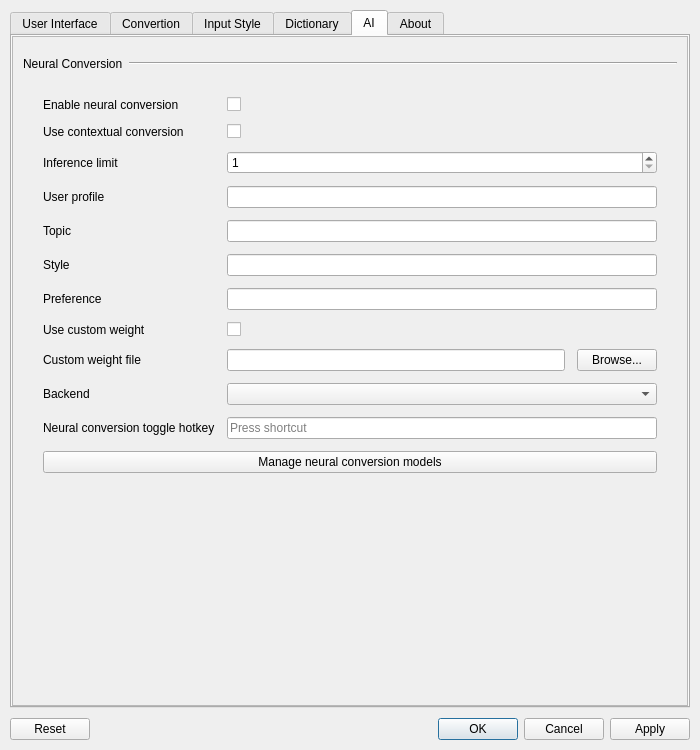
Old version of the form hazkey-settings/mainwindow.ui in the repository presire/hazkey-community.
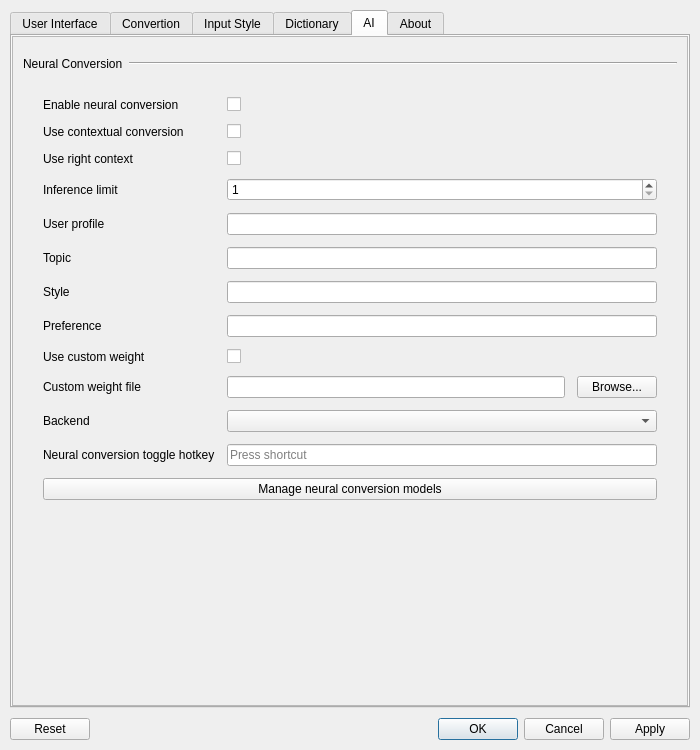
New version of the form. The open tabs and pages were chosen to show the change. Icons and pictures are not drawn.

Commit message: feat: add Zenzai right context conversion option

Patch:
```diff
--- a/hazkey-settings/mainwindow.ui
+++ b/hazkey-settings/mainwindow.ui
@@ -1903,13 +1903,30 @@
               <widget class="QCheckBox" name="zenzaiContextualConversion"/>
              </item>
              <item row="2" column="0">
+               <widget class="QLabel" name="zenzaiRightContextLabel">
+                <property name="text">
+                 <string>Use right context</string>
+                </property>
+                <property name="toolTip">
+                 <string>Converts considering the text to the right of the cursor as well. Requires a zenz-v3.2 or newer model, and only works while &quot;Use contextual conversion&quot; is enabled.</string>
+                </property>
+               </widget>
+              </item>
+              <item row="2" column="1">
+               <widget class="QCheckBox" name="zenzaiRightContext">
+                <property name="toolTip">
+                 <string>Converts considering the text to the right of the cursor as well. Requires a zenz-v3.2 or newer model, and only works while &quot;Use contextual conversion&quot; is enabled.</string>
+                </property>
+               </widget>
+              </item>
+              <item row="3" column="0">
               <widget class="QLabel" name="zenzaiInferenceLimitLabel">
                <property name="text">
                 <string>Inference limit</string>
                </property>
               </widget>
              </item>
-             <item row="2" column="1">
+              <item row="3" column="1">
               <widget class="QSpinBox" name="zenzaiInferenceLimit">
                <property name="minimum">
                 <number>1</number>
@@ -1919,7 +1936,7 @@
                </property>
               </widget>
              </item>
-             <item row="3" column="1">
+              <item row="4" column="1">
               <widget class="QLineEdit" name="zenzaiUserPlofile">
                <property name="sizePolicy">
                 <sizepolicy hsizetype="Preferred" vsizetype="Fixed">
@@ -1929,61 +1946,61 @@
                </property>
               </widget>
              </item>
-               <item row="3" column="0">
+                <item row="4" column="0">
                <widget class="QLabel" name="zenzaiUserProfileLabel">
                 <property name="text">
                  <string>User profile</string>
                 </property>
                </widget>
               </item>
-              <item row="4" column="0">
+              <item row="5" column="0">
                <widget class="QLabel" name="zenzaiTopicLabel">
                 <property name="text">
                  <string>Topic</string>
                 </property>
                </widget>
               </item>
-              <item row="4" column="1">
+              <item row="5" column="1">
                <widget class="QLineEdit" name="zenzaiTopic"/>
               </item>
-              <item row="5" column="0">
+              <item row="6" column="0">
                <widget class="QLabel" name="zenzaiStyleLabel">
                 <property name="text">
                  <string>Style</string>
                 </property>
                </widget>
               </item>
-              <item row="5" column="1">
+              <item row="6" column="1">
                <widget class="QLineEdit" name="zenzaiStyle"/>
               </item>
-              <item row="6" column="0">
+              <item row="7" column="0">
                <widget class="QLabel" name="zenzaiPreferenceLabel">
                 <property name="text">
                  <string>Preference</string>
                 </property>
                </widget>
               </item>
-              <item row="6" column="1">
+              <item row="7" column="1">
                <widget class="QLineEdit" name="zenzaiPreference"/>
               </item>
-               <item row="7" column="0">
+                <item row="8" column="0">
                 <widget class="QLabel" name="useZenzaiCustomWeightLabel">
                  <property name="text">
                   <string>Use custom weight</string>
                  </property>
                 </widget>
                </item>
-               <item row="7" column="1">
+                <item row="8" column="1">
                 <widget class="QCheckBox" name="useZenzaiCustomWeight"/>
                </item>
-               <item row="8" column="0">
+                <item row="9" column="0">
                 <widget class="QLabel" name="zenzaiWeightPathLabel">
                  <property name="text">
                   <string>Custom weight file</string>
                  </property>
                 </widget>
                </item>
-               <item row="8" column="1">
+                <item row="9" column="1">
                 <layout class="QHBoxLayout" name="zenzaiWeightPathLayout">
                  <item>
                   <widget class="QLineEdit" name="zenzaiWeightPath"/>
@@ -1997,27 +2014,27 @@
                  </item>
                 </layout>
                </item>
-               <item row="9" column="0">
+                <item row="10" column="0">
                 <widget class="QLabel" name="zenzaiBackendDeviceLabel">
                 <property name="text">
                  <string>Backend</string>
                 </property>
                </widget>
               </item>
-               <item row="9" column="1">
+                <item row="10" column="1">
                 <widget class="QComboBox" name="zenzaiBackendDevice"/>
                </item>
-               <item row="10" column="0">
+                <item row="11" column="0">
                 <widget class="QLabel" name="zenzaiToggleHotkeyLabel">
                  <property name="text">
                   <string>Neural conversion toggle hotkey</string>
                  </property>
                 </widget>
                </item>
-               <item row="10" column="1">
+                <item row="11" column="1">
                 <widget class="QKeySequenceEdit" name="zenzaiToggleHotkey"/>
                </item>
-               <item row="11" column="0" colspan="2">
+                <item row="12" column="0" colspan="2">
                <widget class="QPushButton" name="manageZenzaiModels">
                 <property name="text">
                  <string>Manage neural conversion models</string>
```
Lines whose indentation alone changed are shown as unchanged. The commit also changes 26 other files.
